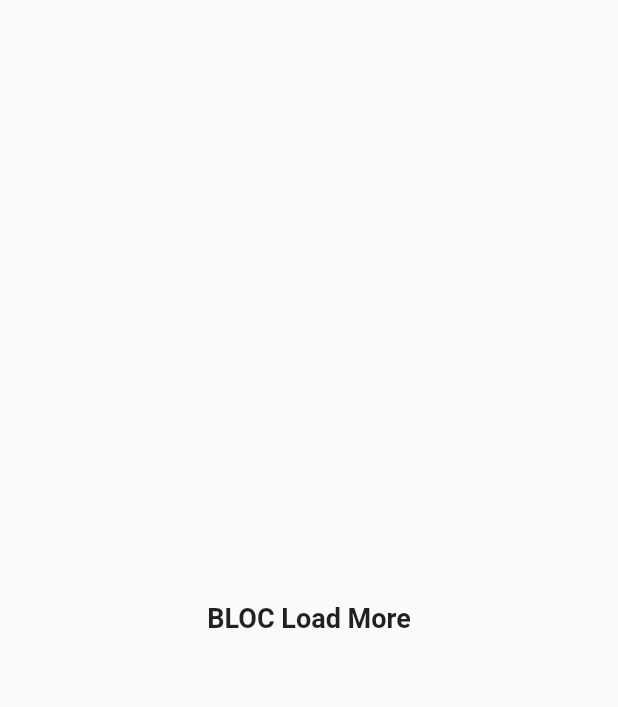
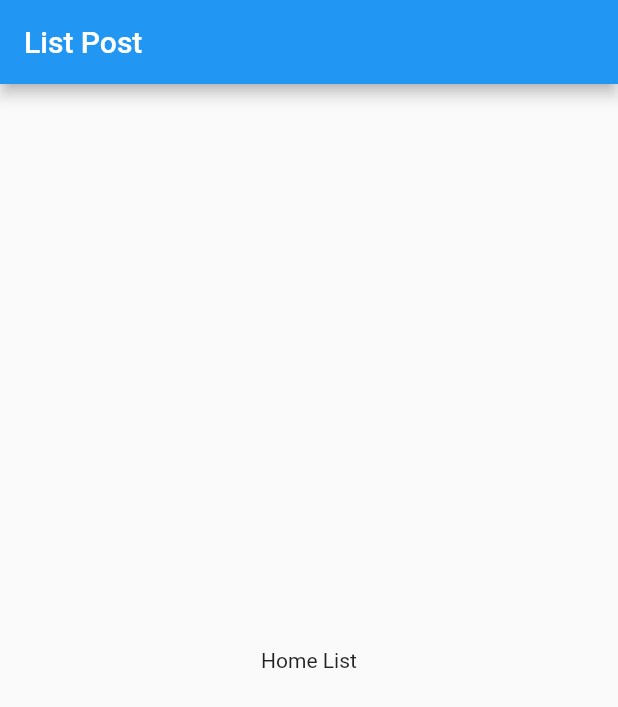
Before and after one commit to yoesuv/Flutter-Load-More-Paging, a Flutter app: the screen it shows after launch, on a phone screen of 412 x 824 dp. Shown: the top 707 px of the screen. Run offline on Flutter 3.47's test engine with Material 2 defaults, Android fonts, the phone set to English and light mode, and no system bars; our stand-ins replace bloc, dio, equatable.

Commit message:
:construction: setup app resources

```diff
--- a/lib/src/core/routes/app_route.dart
+++ b/lib/src/core/routes/app_route.dart
@@ -1,3 +1,4 @@
+import 'package:bloc_load_more/src/ui/home.dart';
 import 'package:bloc_load_more/src/ui/splash.dart';
 import 'package:flutter/material.dart';
 
@@ -6,6 +7,10 @@ class AppRoute {
     if (settings.name == '/') {
       return MaterialPageRoute(builder: (context) {
         return Splash();
+      });
+    } else if (settings.name == Home.routeName) {
+      return MaterialPageRoute(builder: (context) {
+        return Home();
       });
     } else {
       return MaterialPageRoute(builder: (context) {
--- /dev/null
+++ b/lib/src/ui/home.dart
@@ -0,0 +1,17 @@
+import 'package:flutter/material.dart';
+
+class Home extends StatelessWidget {
+
+  static const String routeName = 'home';
+
+  @override
+  Widget build(BuildContext context) {
+    return Scaffold(
+      appBar: AppBar(title: Text('List Post')),
+      body: Center(
+        child: Text('Home List'),
+      ),
+    );
+  }
+
+}
--- a/lib/src/ui/splash.dart
+++ b/lib/src/ui/splash.dart
@@ -1,8 +1,14 @@
+import 'dart:async';
+
+import 'package:bloc_load_more/src/ui/home.dart';
 import 'package:flutter/material.dart';
 
 class Splash extends StatelessWidget {
   @override
   Widget build(BuildContext context) {
+    Timer(Duration(seconds: 3), () {
+      Navigator.pushNamedAndRemoveUntil(context, Home.routeName, ModalRoute.withName("/"));
+    });
     return Scaffold(
       body: Center(
         child: Text('BLOC Load More', style: TextStyle(
```
Also changed, not shown: lib/src/core/blocs/home_bloc.dart (added, +16 -0 lines), lib/src/core/states/home_state.dart (added, +31 -0 lines), 1 other file.
